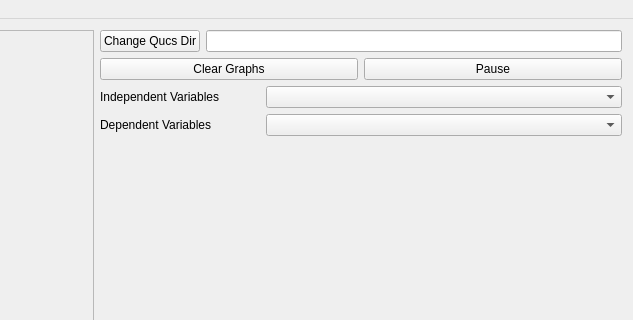
Above: src/mainwindow.ui from dom11990/ASCO_Visualizer before the change; both pictures show x 440 to 1073 and y 0 to 320 of the 1073 by 734 pixel window. Below: the same form after it.
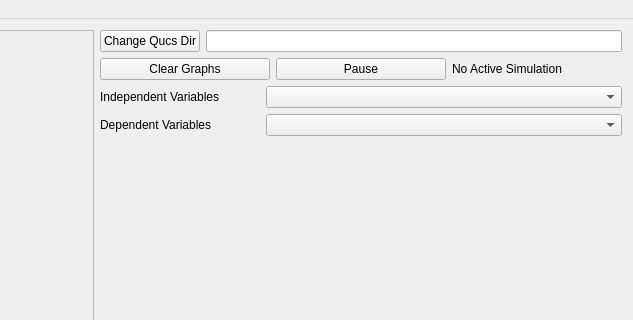
That is the form after the change. Custom widgets are drawn as their Qt base class.

Commit message: added indicator of simulation status added image for documentation fixed selection of active independent and dependent variable on rerun

```diff
--- a/src/mainwindow.ui
+++ b/src/mainwindow.ui
@@ -56,6 +56,19 @@
             </property>
            </widget>
           </item>
+          <item>
+           <widget class="QLabel" name="lbl_simRunning">
+            <property name="frameShape">
+             <enum>QFrame::NoFrame</enum>
+            </property>
+            <property name="frameShadow">
+             <enum>QFrame::Plain</enum>
+            </property>
+            <property name="text">
+             <string>No Active Simulation</string>
+            </property>
+           </widget>
+          </item>
          </layout>
         </item>
         <item row="4" column="1">
@@ -201,11 +214,7 @@
            <height>507</height>
           </rect>
          </property>
-         <layout class="QVBoxLayout" name="verticalLayout_3">
-          <item>
-           <widget class="Displayer" name="widget" native="true"/>
-          </item>
-         </layout>
+         <layout class="QVBoxLayout" name="verticalLayout_3"/>
         </widget>
        </widget>
       </item>
@@ -267,12 +276,6 @@
  </widget>
  <layoutdefault spacing="6" margin="11"/>
  <customwidgets>
-  <customwidget>
-   <class>Displayer</class>
-   <extends>QWidget</extends>
-   <header>displayer.h</header>
-   <container>1</container>
-  </customwidget>
   <customwidget>
    <class>ASCO_Parameter</class>
    <extends>QWidget</extends>
```
The commit also changes 5 other files.
